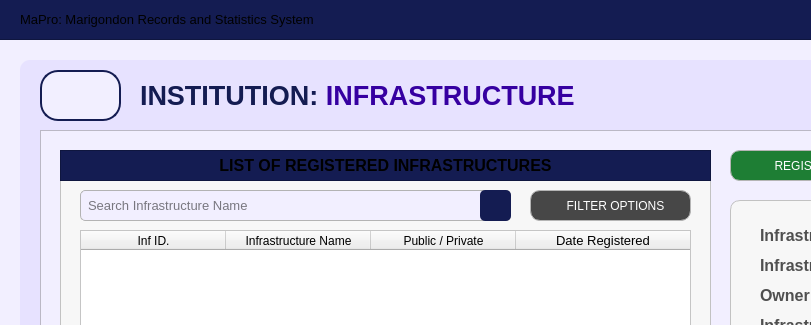
Qt form Views/MainPages/InstitutionPages/infrastructure.ui (Yohhannn/Barangay-Records-Statistics-System) before a commit; both pictures show x 0 to 811 and y 0 to 325 of the 1350 by 850 pixel window.
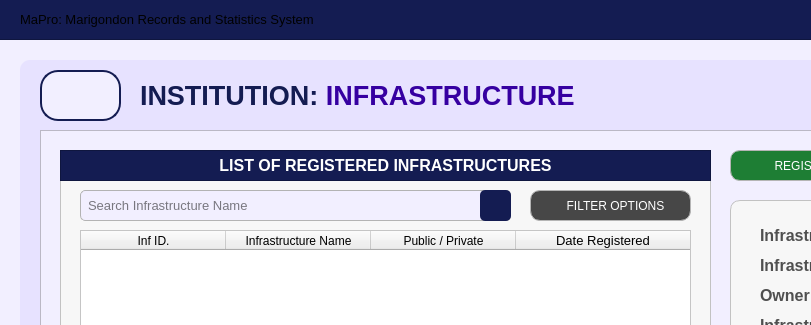
The same form after that commit. Icons and pictures are not drawn.

Diff of the .ui file:
```diff
--- a/Views/MainPages/InstitutionPages/infrastructure.ui
+++ b/Views/MainPages/InstitutionPages/infrastructure.ui
@@ -269,7 +269,7 @@
         </font>
        </property>
        <property name="styleSheet">
-        <string notr="true">#label_title{
+        <string notr="true">#label_title_3{
 	background-color:transparent;
 	color: rgb(255, 255, 255);
 }</string>
```
Left out of the diff: 4 changed lines with no effect on the pictures.
